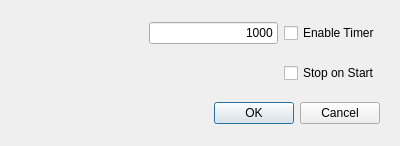
Qt form tmrdialog.ui (MccDv/mdihattest) before a commit.
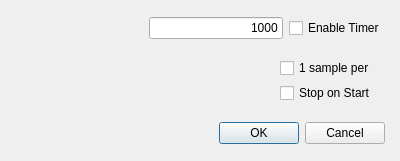
The same form after that commit.

```diff
--- a/tmrdialog.ui
+++ b/tmrdialog.ui
@@ -10,13 +10,25 @@
     <x>0</x>
     <y>0</y>
     <width>400</width>
-    <height>145</height>
+    <height>161</height>
    </rect>
   </property>
   <property name="windowTitle">
    <string>Timer Setup</string>
   </property>
   <layout class="QVBoxLayout" name="verticalLayout">
+   <property name="leftMargin">
+    <number>6</number>
+   </property>
+   <property name="topMargin">
+    <number>6</number>
+   </property>
+   <property name="rightMargin">
+    <number>6</number>
+   </property>
+   <property name="bottomMargin">
+    <number>6</number>
+   </property>
    <item>
     <widget class="QFrame" name="frame">
      <property name="sizePolicy">
@@ -93,10 +105,10 @@
      </property>
      <layout class="QHBoxLayout" name="horizontalLayout_3">
       <property name="topMargin">
-       <number>2</number>
+       <number>0</number>
       </property>
       <property name="bottomMargin">
-       <number>2</number>
+       <number>0</number>
       </property>
       <item>
        <spacer name="horizontalSpacer_2">
@@ -112,10 +124,38 @@
        </spacer>
       </item>
       <item>
-       <widget class="QCheckBox" name="chkStopBG">
-        <property name="text">
-         <string>Stop on Start</string>
+       <widget class="QFrame" name="frame_4">
+        <property name="frameShape">
+         <enum>QFrame::NoFrame</enum>
         </property>
+        <property name="frameShadow">
+         <enum>QFrame::Raised</enum>
+        </property>
+        <layout class="QVBoxLayout" name="verticalLayout_2">
+         <property name="spacing">
+          <number>3</number>
+         </property>
+         <property name="topMargin">
+          <number>0</number>
+         </property>
+         <property name="bottomMargin">
+          <number>0</number>
+         </property>
+         <item>
+          <widget class="QCheckBox" name="chkOnePerCall">
+           <property name="text">
+            <string>1 sample per</string>
+           </property>
+          </widget>
+         </item>
+         <item>
+          <widget class="QCheckBox" name="chkStopBG">
+           <property name="text">
+            <string>Stop on Start</string>
+           </property>
+          </widget>
+         </item>
+        </layout>
        </widget>
       </item>
      </layout>
@@ -149,10 +189,10 @@
      </property>
      <layout class="QHBoxLayout" name="horizontalLayout_2">
       <property name="topMargin">
-       <number>2</number>
+       <number>0</number>
       </property>
       <property name="bottomMargin">
-       <number>2</number>
+       <number>0</number>
       </property>
       <item>
        <widget class="QDialogButtonBox" name="buttonBox">
```
